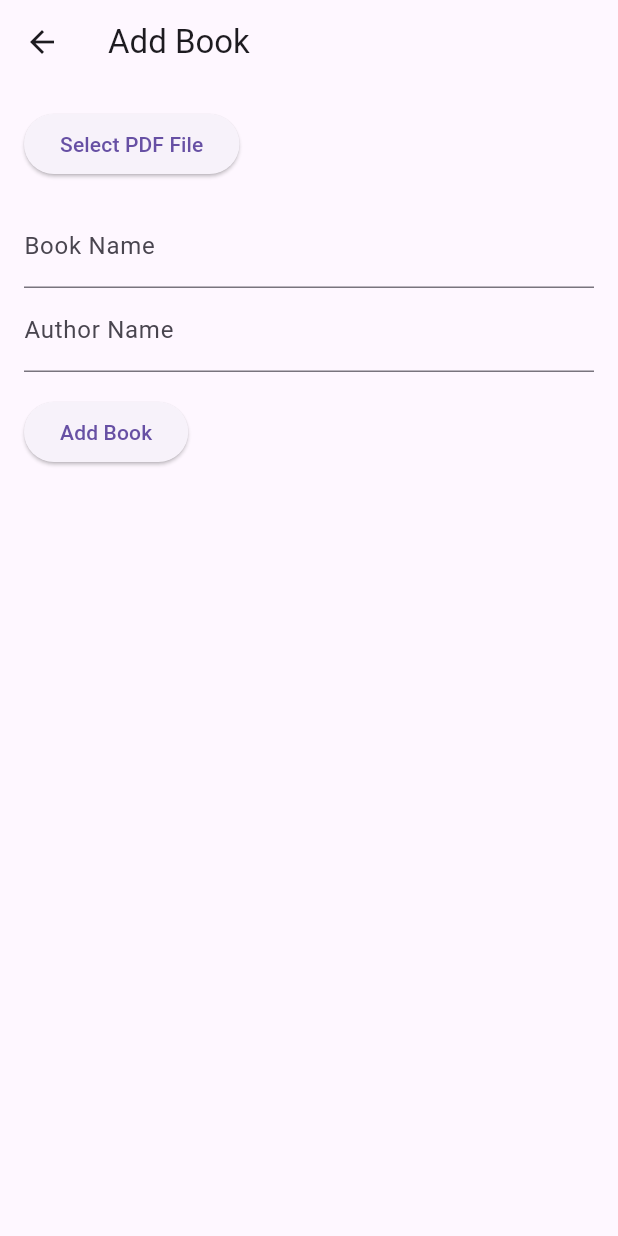
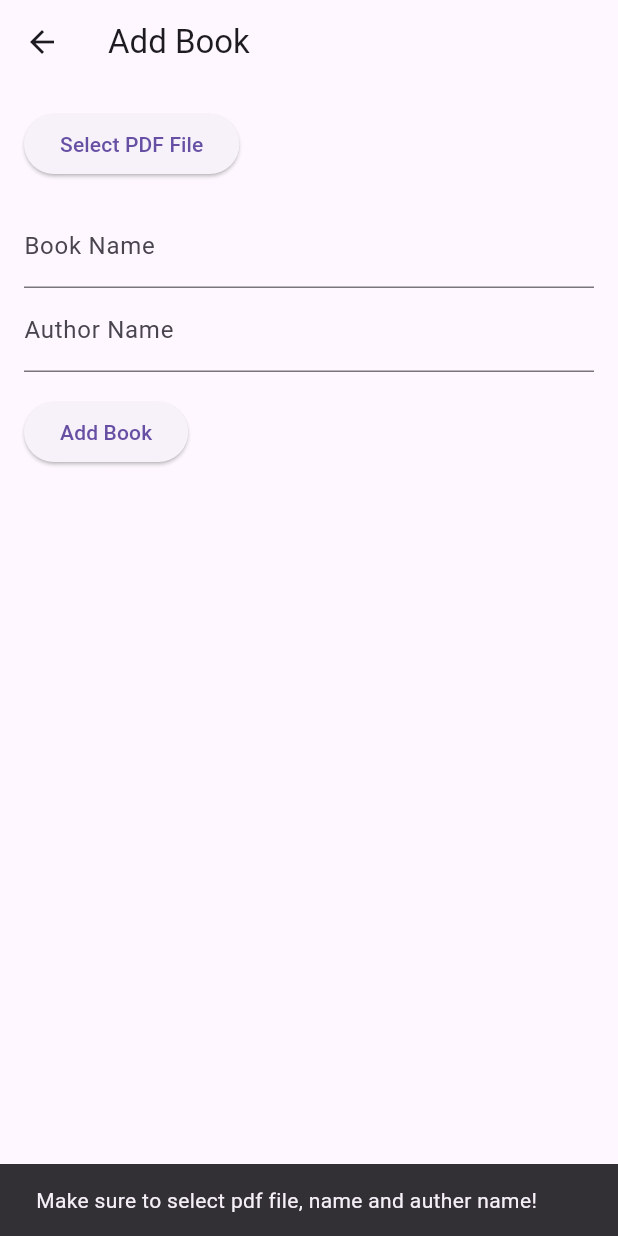
Before and after one commit to shossain786/my_book_lib, a Flutter app: the AddBookScreen screen opened directly, after a tap on "Add Book", on a phone screen of 412 x 824 dp. Run offline on Flutter 3.47's test engine with Material 3 defaults, Android fonts, the phone set to English and light mode, and no system bars; our stand-ins replace file_picker, shared_preferences; missing offline and left inert: flutter_pdfview; accounts and stored records are empty.

Commit message:
code changes

```diff
--- a/lib/model/book_provider.dart
+++ b/lib/model/book_provider.dart
@@ -14,7 +14,8 @@ class BookProvider extends ChangeNotifier {
   }
 
   void toggleFavorite(int index) {
-    _books[index].isFavorite = !_books[index].isFavorite;
+    // _books[index].isFavorite = !_books[index].isFavorite;
+    _books[index].isFavorite = true;
     notifyListeners();
   }
 
--- a/lib/widgets/add_books.dart
+++ b/lib/widgets/add_books.dart
@@ -92,7 +92,11 @@ class _AddBookFormState extends State<AddBookForm> {
       bookProvider.addBook(Book(name: name, author: author, path: _filePath));
       Navigator.pop(context);
     } else {
-      // Show error message
+      ScaffoldMessenger.of(context).showSnackBar(
+        const SnackBar(
+          content: Text('Make sure to select pdf file, name and auther name!'),
+        ),
+      );
     }
   }
 }
```
